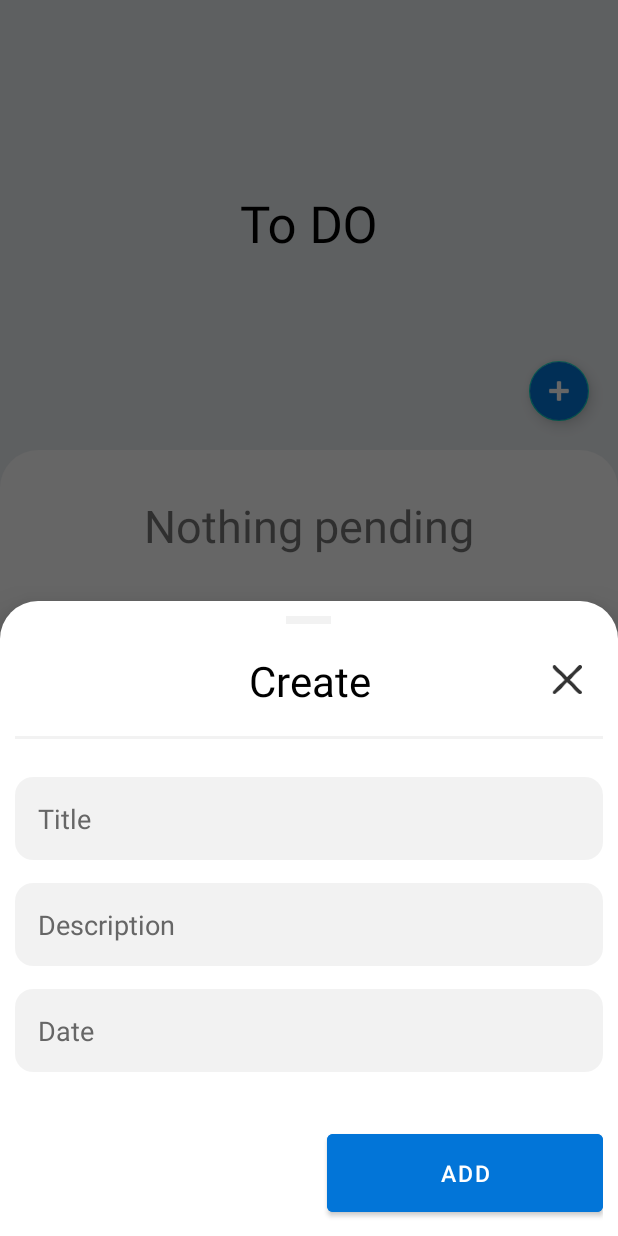
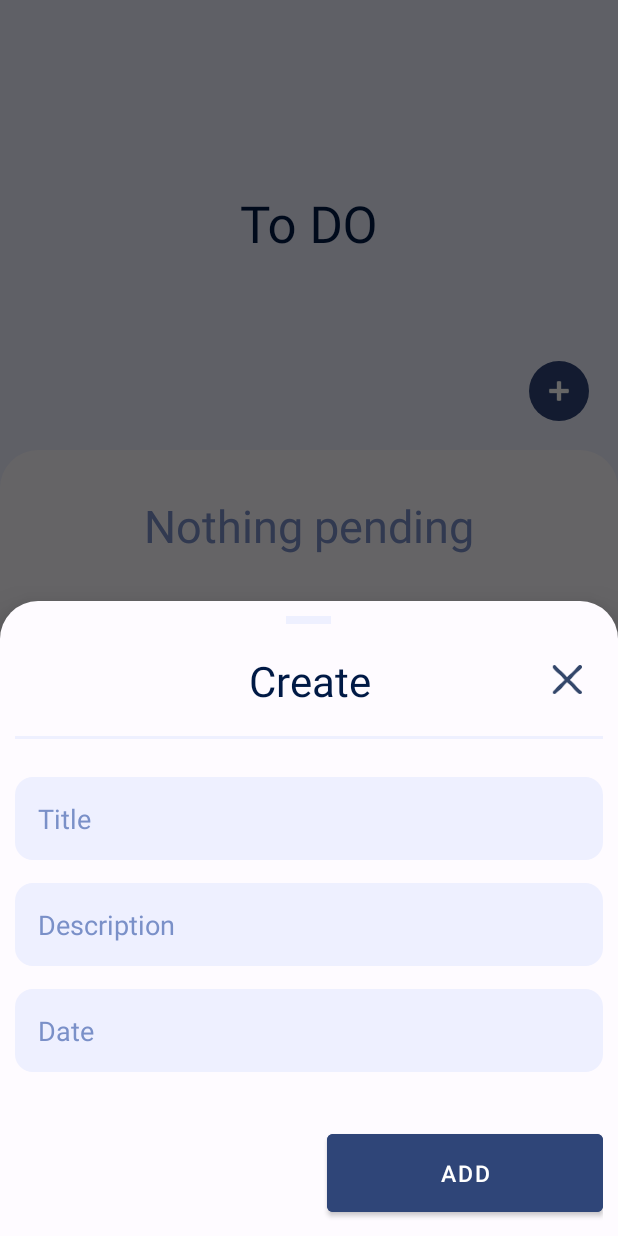
Before and after one commit to chirag1910/Todo-Android, an Android app: the screen it shows after launch (MainActivity), after a tap on "Create To Do", on a phone screen of 412 x 824 dp. Run offline under Robolectric (Android 15) with nearby library versions, the phone set to English and light mode, and no system bars.

Commit message:
Added dynamic material you color

```diff
--- a/app/src/main/res/layout/activity_main.xml
+++ b/app/src/main/res/layout/activity_main.xml
@@ -36,6 +36,8 @@
                         android:layout_margin="15dp"
                         android:backgroundTint="@color/button_primary"
                         app:tint="@color/white"
+                        app:elevation="0dp"
+                        app:borderWidth="0dp"
                         android:src="@android:drawable/ic_input_add"
                         android:onClick="fabAddButtonAction"
                         app:fabSize="mini"
@@ -82,6 +84,7 @@
                       app:layout_constraintStart_toStartOf="parent"
                       app:layout_constraintEnd_toEndOf="parent"
                       android:text="@string/empty_listview"
+                      android:textColor="@color/text_tertiary"
                       android:textSize="30sp"
                       android:id="@+id/empty_listview"/>
 
@@ -94,6 +97,8 @@
                     android:backgroundTint="@color/button_primary"
                     android:textColor="@color/white"
                     app:iconTint="@color/white"
+                    app:elevation="0dp"
+                    app:borderWidth="0dp"
                     android:textAlignment="center"
                     app:layout_constraintBottom_toBottomOf="parent"
                     app:layout_constraintEnd_toEndOf="parent"
--- /dev/null
+++ b/app/src/main/res/values-night-v31/colors.xml
@@ -0,0 +1,11 @@
+<?xml version="1.0" encoding="utf-8"?>
+<resources>
+    <color name="background_primary">@android:color/system_neutral1_900</color>
+    <color name="background_tertiary">#22FFFFFF</color>
+
+    <color name="text_primary">@android:color/system_accent1_50</color>
+    <color name="text_secondary">@android:color/system_accent1_100</color>
+    <color name="text_tertiary">@android:color/system_accent1_200</color>
+
+    <color name="button_primary">@android:color/system_accent1_400</color>
+</resources>
--- a/app/src/main/res/values-night/colors.xml
+++ b/app/src/main/res/values-night/colors.xml
@@ -1,7 +1,5 @@
 <?xml version="1.0" encoding="utf-8"?>
 <resources>
-    <color name="app_bg">#FF000000</color>
-
     <color name="background_primary">#FF222222</color>
     <color name="background_secondary">#FF000000</color>
     <color name="background_tertiary">#0DFFFFFF</color>
--- /dev/null
+++ b/app/src/main/res/values-v31/colors.xml
@@ -0,0 +1,12 @@
+<?xml version="1.0" encoding="utf-8"?>
+<resources>
+    <color name="background_primary">@android:color/system_accent1_10</color>
+    <color name="background_secondary">@android:color/system_accent1_50</color>
+    <color name="background_tertiary">@android:color/system_accent1_50</color>
+
+    <color name="text_primary">@android:color/system_accent1_900</color>
+    <color name="text_secondary">@android:color/system_accent1_700</color>
+    <color name="text_tertiary">@android:color/system_accent1_400</color>
+
+    <color name="button_primary">@android:color/system_accent1_700</color>
+</resources>
--- a/app/src/main/res/values/colors.xml
+++ b/app/src/main/res/values/colors.xml
@@ -1,8 +1,6 @@
 <?xml version="1.0" encoding="utf-8"?>
 <resources>
      <color name="white">#FFFFFFFF</color>
-
-    <color name="app_bg">#FFFFFFFF</color>
 
     <color name="background_primary">#FFFFFFFF</color>
     <color name="background_secondary">#FFEDF1F4</color>
--- a/app/src/main/res/values/themes.xml
+++ b/app/src/main/res/values/themes.xml
@@ -1,6 +1,7 @@
 <resources xmlns:tools="http://schemas.android.com/tools">
     <!-- Base application theme. -->
     <style name="Theme.ToDO" parent="Theme.MaterialComponents.DayNight.NoActionBar">
+        <item name="android:windowLightStatusBar">true</item>
         <!-- Primary brand color. -->
         <item name="colorPrimaryVariant">@color/background_secondary</item>
         <!-- Status bar color. -->
```
